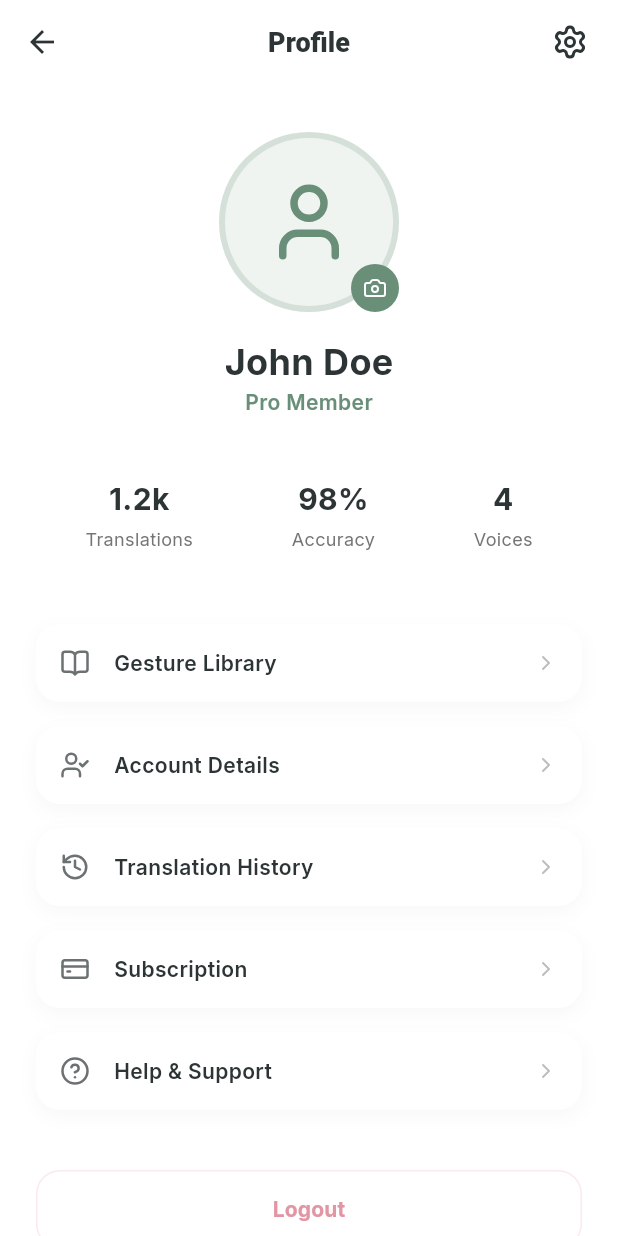
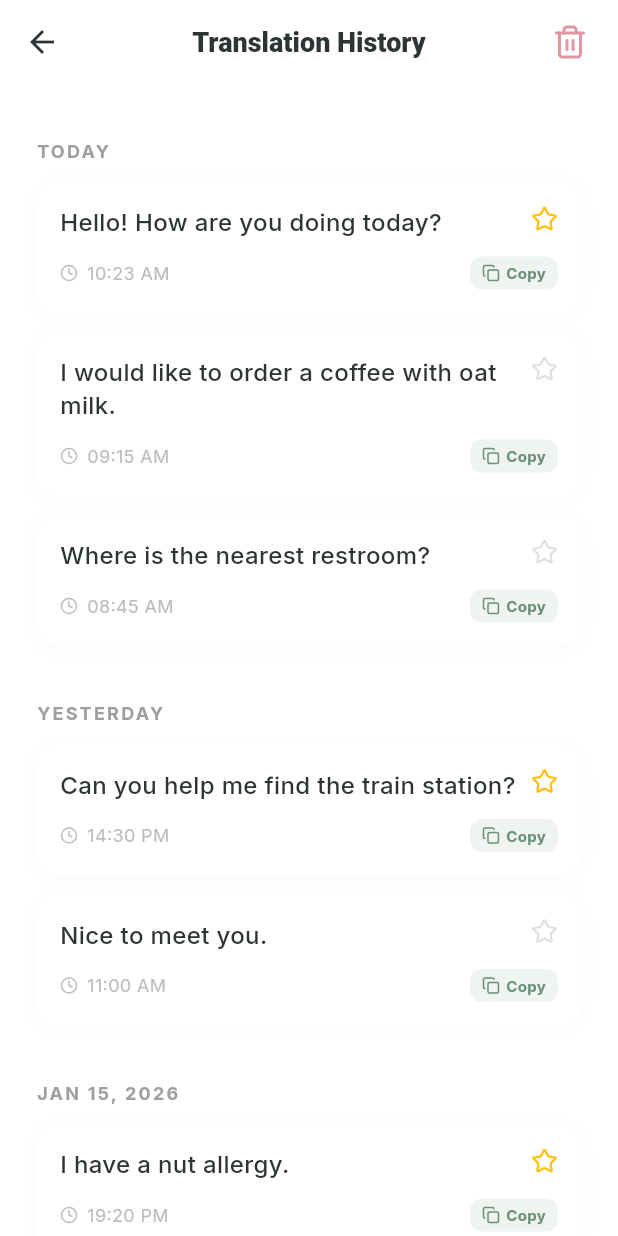
Before and after one commit to JustRamm/Parrot, a Flutter app: the ProfileScreen screen opened directly, after a tap on "Translation History", on a phone screen of 412 x 824 dp. Run offline on Flutter 3.47's test engine with Material 3 defaults, Android fonts, the phone set to English and light mode, and no system bars; our stand-ins replace go_router, google_fonts, lucide_icons.

Commit message:
Added History Screen with list, delete, and copy functionality

```diff
--- a/lib/core/router.dart
+++ b/lib/core/router.dart
@@ -7,6 +7,7 @@ import '../screens/navigation/main_navigation.dart';
 import '../screens/voice_studio/voice_library.dart';
 import '../screens/onboarding/voice_creation_wizard.dart';
 import '../screens/learning/gesture_library.dart';
+import '../screens/history/history_screen.dart';
 
 final GoRouter appRouter = GoRouter(
   initialLocation: '/',
@@ -39,5 +40,9 @@ final GoRouter appRouter = GoRouter(
       path: '/learning',
       builder: (context, state) => const GestureLibraryScreen(),
     ),
+    GoRoute(
+      path: '/history',
+      builder: (context, state) => const HistoryScreen(),
+    ),
   ],
 );
--- /dev/null
+++ b/lib/screens/history/history_screen.dart
@@ -0,0 +1,238 @@
+import 'package:flutter/material.dart';
+import 'package:lucide_icons/lucide_icons.dart';
+import '../../core/theme.dart';
+
+class HistoryScreen extends StatefulWidget {
+  const HistoryScreen({super.key});
+
+  @override
+  State<HistoryScreen> createState() => _HistoryScreenState();
+}
+
+class _HistoryScreenState extends State<HistoryScreen> {
+  final List<Map<String, dynamic>> _historyItems = [
+    {
+      "date": "Today",
+      "items": [
+        {"text": "Hello! How are you doing today?", "time": "10:23 AM", "isFavorite": true},
+        {"text": "I would like to order a coffee with oat milk.", "time": "09:15 AM", "isFavorite": false},
+        {"text": "Where is the nearest restroom?", "time": "08:45 AM", "isFavorite": false},
+      ]
+    },
+    {
+      "date": "Yesterday",
+      "items": [
+        {"text": "Can you help me find the train station?", "time": "14:30 PM", "isFavorite": true},
+        {"text": "Nice to meet you.", "time": "11:00 AM", "isFavorite": false},
+      ]
+    },
+    {
+      "date": "Jan 15, 2026",
+      "items": [
+        {"text": "I have a nut allergy.", "time": "19:20 PM", "isFavorite": true},
+      ]
+    }
+  ];
+
+  @override
+  Widget build(BuildContext context) {
+    return Scaffold(
+      backgroundColor: AppTheme.surfaceWhite,
+      appBar: AppBar(
+        title: const Text("Translation History", style: TextStyle(fontWeight: FontWeight.w800, fontSize: 18)),
+        actions: [
+          IconButton(
+            icon: const Icon(LucideIcons.trash2, color: AppTheme.logoRose),
+            onPressed: _showClearHistoryDialog,
+            tooltip: "Clear All",
+          ),
+          const SizedBox(width: 8),
+        ],
+      ),
+      body: _historyItems.isEmpty
+          ? _buildEmptyState()
+          : ListView.builder(
+              padding: const EdgeInsets.all(24),
+              itemCount: _historyItems.length,
+              itemBuilder: (context, index) {
+                final section = _historyItems[index];
+                return Column(
+                  crossAxisAlignment: CrossAxisAlignment.start,
+                  children: [
+                    Padding(
+                      padding: const EdgeInsets.symmetric(vertical: 12),
+                      child: Text(
+                        (section['date'] as String).toUpperCase(),
+                        style: TextStyle(
+                          color: Colors.grey.shade500,
+                          fontSize: 12,
+                          fontWeight: FontWeight.bold,
+                          letterSpacing: 1.5,
+                        ),
+                      ),
+                    ),
+                    ...((section['items'] as List).map((item) => _buildHistoryItem(item, index)).toList()),
+                    const SizedBox(height: 12),
+                  ],
+                );
+              },
+            ),
+    );
+  }
+
+  Widget _buildHistoryItem(Map<String, dynamic> item, int sectionIndex) {
+    return Dismissible(
+      key: Key(item['text'] + item['time']),
+      direction: DismissDirection.endToStart,
+      background: Container(
+        margin: const EdgeInsets.only(bottom: 12),
+        decoration: BoxDecoration(
+          color: AppTheme.logoRose.withOpacity(0.1),
+          borderRadius: BorderRadius.circular(16),
+        ),
+        alignment: Alignment.centerRight,
+        padding: const EdgeInsets.symmetric(horizontal: 24),
+        child: const Icon(LucideIcons.trash2, color: AppTheme.logoRose),
+      ),
+      onDismissed: (direction) {
+        // Handle deletion logic here
+        ScaffoldMessenger.of(context).showSnackBar(
+          const SnackBar(content: Text("Item removed from history")),
+        );
+      },
+      child: Container(
+        margin: const EdgeInsets.only(bottom: 12),
+        padding: const EdgeInsets.all(16),
+        decoration: BoxDecoration(
+          color: Colors.white,
+          borderRadius: BorderRadius.circular(16),
+          boxShadow: [
+            BoxShadow(
+              color: Colors.black.withOpacity(0.02),
+              blurRadius: 10,
+              offset: const Offset(0, 2),
+            ),
+          ],
+        ),
+        child: Column(
+          crossAxisAlignment: CrossAxisAlignment.start,
+          children: [
+            Row(
+              crossAxisAlignment: CrossAxisAlignment.start,
+              children: [
+                Expanded(
+                  child: Text(
+                    item['text'],
+                    style: const TextStyle(
+                      fontSize: 16,
+                      fontWeight: FontWeight.w500,
+                      color: AppTheme.primaryDark,
+                      height: 1.4,
+                    ),
+                  ),
+                ),
+                GestureDetector(
+                  onTap: () {
+                    // Toggle favorite logic
+                    setState(() {
+                      item['isFavorite'] = !item['isFavorite'];
+                    });
+                  },
+                  child: Icon(
+                    LucideIcons.star,
+                    size: 18,
+                    color: item['isFavorite'] ? Colors.amber : Colors.grey.shade300,
+                  ),
+                ),
+              ],
+            ),
+            const SizedBox(height: 12),
+            Row(
+              children: [
+                Icon(LucideIcons.clock, size: 12, color: Colors.grey.shade400),
+                const SizedBox(width: 6),
+                Text(
+                  item['time'],
+                  style: TextStyle(fontSize: 12, color: Colors.grey.shade400),
+                ),
+                const Spacer(),
+                GestureDetector(
+                  onTap: () {
+                     ScaffoldMessenger.of(context).showSnackBar(
+                      const SnackBar(content: Text("Text copied to clipboard")),
+                    );
+                  },
+                  child: Container(
+                    padding: const EdgeInsets.symmetric(horizontal: 8, vertical: 4),
+                    decoration: BoxDecoration(
+                      color: AppTheme.logoSage.withOpacity(0.1),
+                      borderRadius: BorderRadius.circular(8),
+                    ),
+                    child: const Row(
+                      children: [
+                        Icon(LucideIcons.copy, size: 12, color: AppTheme.logoSage),
+                        SizedBox(width: 4),
+                        Text("Copy", style: TextStyle(fontSize: 10, fontWeight: FontWeight.bold, color: AppTheme.logoSage)),
+                      ],
+                    ),
+                  ),
+                ),
+              ],
+            ),
+          ],
+        ),
+      ),
+    );
+  }
+
+  Widget _buildEmptyState() {
+    return Center(
+      child: Column(
+        mainAxisAlignment: MainAxisAlignment.center,
+        children: [
+          Container(
+            padding: const EdgeInsets.all(24),
+            decoration: BoxDecoration(
+              color: AppTheme.primaryDark.withOpacity(0.05),
+              shape: BoxShape.circle,
+            ),
+            child: Icon(LucideIcons.history, size: 48, color: AppTheme.primaryDark.withOpacity(0.3)),
+          ),
+          const SizedBox(height: 16),
+          Text(
+            "No History Yet",
+            style: TextStyle(fontSize: 18, fontWeight: FontWeight.bold, color: AppTheme.primaryDark.withOpacity(0.5)),
+          ),
+        ],
+      ),
+    );
+  }
+
+  void _showClearHistoryDialog() {
+    showDialog(
+      context: context,
+      builder: (context) => AlertDialog(
+        title: const Text("Clear History"),
+        content: const Text("Are you sure you want to delete all translation history? This cannot be undone."),
+        actions: [
+          TextButton(
+            onPressed: () => Navigator.pop(context),
+            child: const Text("Cancel", style: TextStyle(color: Colors.grey)),
+          ),
+          TextButton(
+            onPressed: () {
+              setState(() {
+                _historyItems.clear();
+              });
+              Navigator.pop(context);
+              ScaffoldMessenger.of(context).showSnackBar(
+                const SnackBar(content: Text("History cleared")),
+              );
+            },
+            child: const Text("Clear All", style: TextStyle(color: AppTheme.logoRose, fontWeight: FontWeight.bold)),
+          ),
+        ],
+      ),
+    );
+  }
+}
--- a/lib/screens/profile/profile_screen.dart
+++ b/lib/screens/profile/profile_screen.dart
@@ -87,7 +87,7 @@ class ProfileScreen extends StatelessWidget {
             // Menu Items
             _buildMenuItem(context, LucideIcons.bookOpen, "Gesture Library", onTap: () => context.push('/learning')),
             _buildMenuItem(context, LucideIcons.userCheck, "Account Details"),
-            _buildMenuItem(context, LucideIcons.history, "Translation History"),
+            _buildMenuItem(context, LucideIcons.history, "Translation History", onTap: () => context.push('/history')),
             _buildMenuItem(context, LucideIcons.creditCard, "Subscription"),
             _buildMenuItem(context, LucideIcons.helpCircle, "Help & Support"),
 
```
